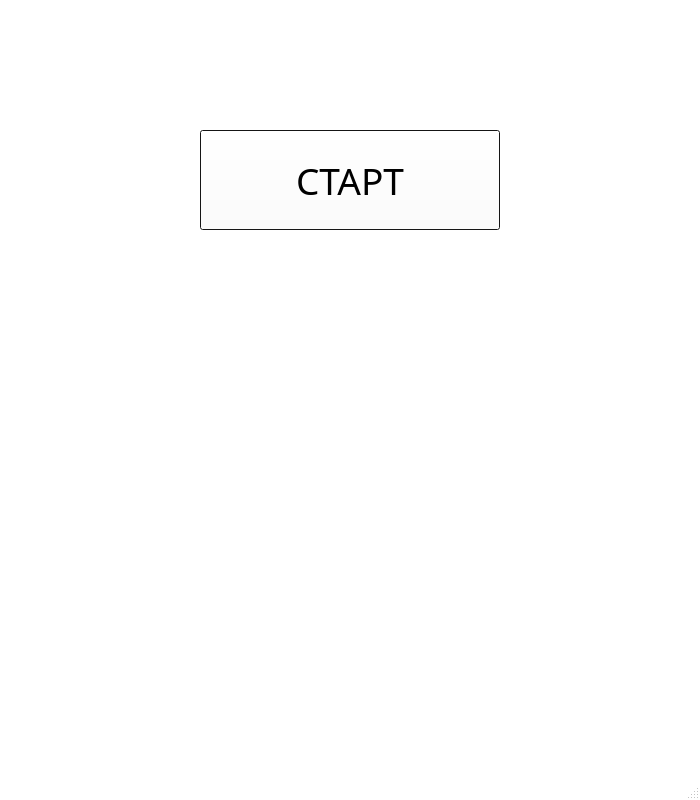
The window that MyTama/tama_guis/Menu.ui (venberrry/MyTamaGame) describes before a commit, drawn with Qt 5.
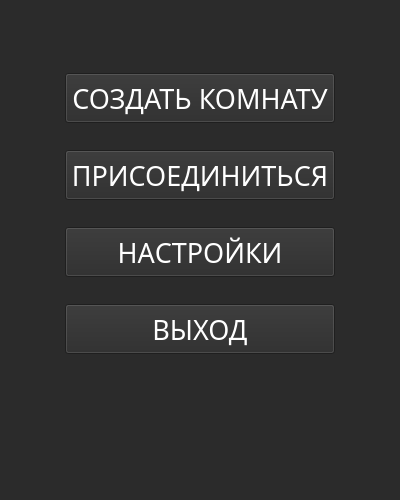
The same window after the commit. Icons and pictures are not drawn.

Diff of the .ui file:
```diff
--- a/MyTama/tama_guis/Menu.ui
+++ b/MyTama/tama_guis/Menu.ui
@@ -6,8 +6,8 @@
    <rect>
     <x>0</x>
     <y>0</y>
-    <width>700</width>
-    <height>800</height>
+    <width>400</width>
+    <height>500</height>
    </rect>
   </property>
   <property name="sizePolicy">
@@ -18,14 +18,14 @@
   </property>
   <property name="minimumSize">
    <size>
-    <width>700</width>
-    <height>800</height>
+    <width>400</width>
+    <height>500</height>
    </size>
   </property>
   <property name="maximumSize">
    <size>
-    <width>700</width>
-    <height>800</height>
+    <width>400</width>
+    <height>500</height>
    </size>
   </property>
   <property name="palette">
@@ -43,9 +43,9 @@
      <colorrole role="Button">
       <brush brushstyle="SolidPattern">
        <color alpha="255">
-        <red>255</red>
-        <green>255</green>
-        <blue>255</blue>
+        <red>43</red>
+        <green>43</green>
+        <blue>43</blue>
        </color>
       </brush>
      </colorrole>
@@ -115,18 +115,18 @@
      <colorrole role="Base">
       <brush brushstyle="SolidPattern">
        <color alpha="255">
-        <red>255</red>
-        <green>255</green>
-        <blue>255</blue>
+        <red>43</red>
+        <green>43</green>
+        <blue>43</blue>
        </color>
       </brush>
      </colorrole>
      <colorrole role="Window">
       <brush brushstyle="SolidPattern">
        <color alpha="255">
-        <red>255</red>
-        <green>255</green>
-        <blue>255</blue>
+        <red>43</red>
+        <green>43</green>
+        <blue>43</blue>
        </color>
       </brush>
      </colorrole>
@@ -180,9 +180,9 @@
      <colorrole role="Button">
       <brush brushstyle="SolidPattern">
        <color alpha="255">
-        <red>255</red>
-        <green>255</green>
-        <blue>255</blue>
+        <red>43</red>
+        <green>43</green>
+        <blue>43</blue>
        </color>
       </brush>
      </colorrole>
@@ -252,18 +252,18 @@
      <colorrole role="Base">
       <brush brushstyle="SolidPattern">
        <color alpha="255">
-        <red>255</red>
-        <green>255</green>
-        <blue>255</blue>
+        <red>43</red>
+        <green>43</green>
+        <blue>43</blue>
        </color>
       </brush>
      </colorrole>
      <colorrole role="Window">
       <brush brushstyle="SolidPattern">
        <color alpha="255">
-        <red>255</red>
-        <green>255</green>
-        <blue>255</blue>
+        <red>43</red>
+        <green>43</green>
+        <blue>43</blue>
        </color>
       </brush>
      </colorrole>
@@ -317,9 +317,9 @@
      <colorrole role="Button">
       <brush brushstyle="SolidPattern">
        <color alpha="255">
-        <red>255</red>
-        <green>255</green>
-        <blue>255</blue>
+        <red>43</red>
+        <green>43</green>
+        <blue>43</blue>
        </color>
       </brush>
      </colorrole>
@@ -389,18 +389,18 @@
      <colorrole role="Base">
       <brush brushstyle="SolidPattern">
        <color alpha="255">
-        <red>255</red>
-        <green>255</green>
-        <blue>255</blue>
+        <red>43</red>
+        <green>43</green>
+        <blue>43</blue>
        </color>
       </brush>
      </colorrole>
      <colorrole role="Window">
       <brush brushstyle="SolidPattern">
        <color alpha="255">
-        <red>255</red>
-        <green>255</green>
-        <blue>255</blue>
+        <red>43</red>
+        <green>43</green>
+        <blue>43</blue>
        </color>
       </brush>
      </colorrole>
@@ -463,194 +463,993 @@
     <normaloff>../../мемы/Screenshot_1.png</normaloff>../../мемы/Screenshot_1.png</iconset>
   </property>
   <property name="autoFillBackground">
-   <bool>false</bool>
+   <bool>true</bool>
+  </property>
+  <property name="styleSheet">
+   <string notr="true">background-color: #2b2b2b;</string>
   </property>
   <property name="tabShape">
    <enum>QTabWidget::Rounded</enum>
   </property>
   <widget class="QWidget" name="centralwidget">
+   <property name="sizePolicy">
+    <sizepolicy hsizetype="Fixed" vsizetype="Fixed">
+     <horstretch>0</horstretch>
+     <verstretch>0</verstretch>
+    </sizepolicy>
+   </property>
    <property name="minimumSize">
     <size>
-     <width>700</width>
-     <height>800</height>
+     <width>400</width>
+     <height>500</height>
     </size>
    </property>
    <property name="maximumSize">
     <size>
-     <width>700</width>
-     <height>800</height>
+     <width>400</width>
+     <height>500</height>
     </size>
    </property>
-   <property name="palette">
-    <palette>
-     <active>
-      <colorrole role="Base">
-       <brush brushstyle="SolidPattern">
-        <color alpha="255">
-         <red>255</red>
-         <green>255</green>
-         <blue>255</blue>
-        </color>
-       </brush>
-      </colorrole>
-      <colorrole role="Window">
-       <brush brushstyle="SolidPattern">
-        <color alpha="255">
-         <red>30</red>
-         <green>30</green>
-         <blue>30</blue>
-        </color>
-       </brush>
-      </colorrole>
-     </active>
-     <inactive>
-      <colorrole role="Base">
-       <brush brushstyle="SolidPattern">
-        <color alpha="255">
-         <red>255</red>
-         <green>255</green>
-         <blue>255</blue>
-        </color>
-       </brush>
-      </colorrole>
-      <colorrole role="Window">
-       <brush brushstyle="SolidPattern">
-        <color alpha="255">
-         <red>30</red>
-         <green>30</green>
-         <blue>30</blue>
-        </color>
-       </brush>
-      </colorrole>
-     </inactive>
-     <disabled>
-      <colorrole role="Base">
-       <brush brushstyle="SolidPattern">
-        <color alpha="255">
-         <red>30</red>
-         <green>30</green>
-         <blue>30</blue>
-        </color>
-       </brush>
-      </colorrole>
-      <colorrole role="Window">
-       <brush brushstyle="SolidPattern">
-        <color alpha="255">
-         <red>30</red>
-         <green>30</green>
-         <blue>30</blue>
-        </color>
-       </brush>
-      </colorrole>
-     </disabled>
-    </palette>
+   <property name="sizeIncrement">
+    <size>
+     <width>0</width>
+     <height>0</height>
+    </size>
    </property>
-   <widget class="QPushButton" name="pushButton">
+   <property name="autoFillBackground">
+    <bool>false</bool>
+   </property>
+   <property name="styleSheet">
+    <string notr="true">QWidget {
+    background-color: #2b2b2b;
+}
+QPushButton {
+	color: white;
+}
+</string>
+   </property>
+   <widget class="QWidget" name="gridLayoutWidget">
     <property name="geometry">
      <rect>
-      <x>200</x>
-      <y>130</y>
-      <width>300</width>
-      <height>100</height>
+      <x>0</x>
+      <y>50</y>
+      <width>401</width>
+      <height>331</height>
      </rect>
     </property>
-    <property name="sizePolicy">
-     <sizepolicy hsizetype="Fixed" vsizetype="Fixed">
-      <horstretch>1</horstretch>
-      <verstretch>0</verstretch>
-     </sizepolicy>
-    </property>
-    <property name="minimumSize">
-     <size>
-      <width>300</width>
-      <height>100</height>
-     </size>
-    </property>
-    <property name="maximumSize">
-     <size>
-      <width>300</width>
-      <height>100</height>
-     </size>
-    </property>
-    <property name="palette">
-     <palette>
-      <active>
-       <colorrole role="Button">
-        <brush brushstyle="SolidPattern">
-         <color alpha="255">
-          <red>255</red>
-          <green>255</green>
-          <blue>255</blue>
-         </color>
-        </brush>
-       </colorrole>
-       <colorrole role="Mid">
-        <brush brushstyle="SolidPattern">
-         <color alpha="255">
-          <red>181</red>
-          <green>181</green>
-          <blue>181</blue>
-         </color>
-        </brush>
-       </colorrole>
-      </active>
-      <inactive>
-       <colorrole role="Button">
-        <brush brushstyle="SolidPattern">
-         <color alpha="255">
-          <red>255</red>
-          <green>255</green>
-          <blue>255</blue>
-         </color>
-        </brush>
-       </colorrole>
-       <colorrole role="Mid">
-        <brush brushstyle="SolidPattern">
-         <color alpha="255">
-          <red>181</red>
-          <green>181</green>
-          <blue>181</blue>
-         </color>
-        </brush>
-       </colorrole>
-      </inactive>
-      <disabled>
-       <colorrole role="Button">
-        <brush brushstyle="SolidPattern">
-         <color alpha="255">
-          <red>255</red>
-          <green>255</green>
-          <blue>255</blue>
-         </color>
-        </brush>
-       </colorrole>
-       <colorrole role="Mid">
-        <brush brushstyle="SolidPattern">
-         <color alpha="255">
-          <red>181</red>
-          <green>181</green>
-          <blue>181</blue>
-         </color>
-        </brush>
-       </colorrole>
-      </disabled>
-     </palette>
-    </property>
-    <property name="font">
-     <font>
-      <family>Franklin Gothic Demi</family>
-      <pointsize>28</pointsize>
-     </font>
-    </property>
-    <property name="cursor">
-     <cursorShape>PointingHandCursor</cursorShape>
-    </property>
-    <property name="text">
-     <string>СТАРТ</string>
-    </property>
+    <layout class="QGridLayout" name="MenuGridLayout">
+     <property name="verticalSpacing">
+      <number>4</number>
+     </property>
+     <item row="5" column="0">
+      <widget class="QPushButton" name="exitBTN">
+       <property name="sizePolicy">
+        <sizepolicy hsizetype="Fixed" vsizetype="Fixed">
+         <horstretch>1</horstretch>
+         <verstretch>0</verstretch>
+        </sizepolicy>
+       </property>
+       <property name="minimumSize">
+        <size>
+         <width>270</width>
+         <height>50</height>
+        </size>
+       </property>
+       <property name="maximumSize">
+        <size>
+         <width>270</width>
+         <height>50</height>
+        </size>
+       </property>
+       <property name="palette">
+        <palette>
+         <active>
+          <colorrole role="WindowText">
+           <brush brushstyle="SolidPattern">
+            <color alpha="255">
+             <red>255</red>
+             <green>255</green>
+             <blue>255</blue>
+            </color>
+           </brush>
+          </colorrole>
+          <colorrole role="Button">
+           <brush brushstyle="SolidPattern">
+            <color alpha="255">
+             <red>43</red>
+             <green>43</green>
+             <blue>43</blue>
+            </color>
+           </brush>
+          </colorrole>
+          <colorrole role="Mid">
+           <brush brushstyle="SolidPattern">
+            <color alpha="255">
+             <red>181</red>
+             <green>181</green>
+             <blue>181</blue>
+            </color>
+           </brush>
+          </colorrole>
+          <colorrole role="Text">
+           <brush brushstyle="SolidPattern">
+            <color alpha="255">
+             <red>255</red>
+             <green>255</green>
+             <blue>255</blue>
+            </color>
+           </brush>
+          </colorrole>
+          <colorrole role="ButtonText">
+           <brush brushstyle="SolidPattern">
+            <color alpha="255">
+             <red>255</red>
+             <green>255</green>
+             <blue>255</blue>
+            </color>
+           </brush>
+          </colorrole>
+          <colorrole role="Base">
+           <brush brushstyle="SolidPattern">
+            <color alpha="255">
+             <red>43</red>
+             <green>43</green>
+             <blue>43</blue>
+            </color>
+           </brush>
+          </colorrole>
+          <colorrole role="Window">
+           <brush brushstyle="SolidPattern">
+            <color alpha="255">
+             <red>43</red>
+             <green>43</green>
+             <blue>43</blue>
+            </color>
+           </brush>
+          </colorrole>
+         </active>
+         <inactive>
+          <colorrole role="WindowText">
+           <brush brushstyle="SolidPattern">
+            <color alpha="255">
+             <red>255</red>
+             <green>255</green>
+             <blue>255</blue>
+            </color>
+           </brush>
+          </colorrole>
+          <colorrole role="Button">
+           <brush brushstyle="SolidPattern">
+            <color alpha="255">
+             <red>43</red>
+             <green>43</green>
+             <blue>43</blue>
+            </color>
+           </brush>
+          </colorrole>
+          <colorrole role="Mid">
+           <brush brushstyle="SolidPattern">
+            <color alpha="255">
+             <red>181</red>
+             <green>181</green>
+             <blue>181</blue>
+            </color>
+           </brush>
+          </colorrole>
+          <colorrole role="Text">
+           <brush brushstyle="SolidPattern">
+            <color alpha="255">
+             <red>255</red>
+             <green>255</green>
+             <blue>255</blue>
+            </color>
+           </brush>
+          </colorrole>
+          <colorrole role="ButtonText">
+           <brush brushstyle="SolidPattern">
+            <color alpha="255">
+             <red>255</red>
+             <green>255</green>
+             <blue>255</blue>
+            </color>
+           </brush>
+          </colorrole>
+          <colorrole role="Base">
+           <brush brushstyle="SolidPattern">
+            <color alpha="255">
+             <red>43</red>
+             <green>43</green>
+             <blue>43</blue>
+            </color>
+           </brush>
+          </colorrole>
+          <colorrole role="Window">
+           <brush brushstyle="SolidPattern">
+            <color alpha="255">
+             <red>43</red>
+             <green>43</green>
+             <blue>43</blue>
+            </color>
+           </brush>
+          </colorrole>
+         </inactive>
+         <disabled>
+          <colorrole role="WindowText">
+           <brush brushstyle="SolidPattern">
+            <color alpha="255">
+             <red>255</red>
+             <green>255</green>
+             <blue>255</blue>
+            </color>
+           </brush>
+          </colorrole>
+          <colorrole role="Button">
+           <brush brushstyle="SolidPattern">
+            <color alpha="255">
+             <red>43</red>
+             <green>43</green>
+             <blue>43</blue>
+            </color>
+           </brush>
+          </colorrole>
+          <colorrole role="Mid">
+           <brush brushstyle="SolidPattern">
+            <color alpha="255">
+             <red>181</red>
+             <green>181</green>
+             <blue>181</blue>
+            </color>
+           </brush>
+          </colorrole>
+          <colorrole role="Text">
+           <brush brushstyle="SolidPattern">
+            <color alpha="255">
+             <red>255</red>
+             <green>255</green>
+             <blue>255</blue>
+            </color>
+           </brush>
+          </colorrole>
+          <colorrole role="ButtonText">
+           <brush brushstyle="SolidPattern">
+            <color alpha="255">
+             <red>255</red>
+             <green>255</green>
+             <blue>255</blue>
+            </color>
+           </brush>
+          </colorrole>
+          <colorrole role="Base">
+           <brush brushstyle="SolidPattern">
+            <color alpha="255">
+             <red>43</red>
+             <green>43</green>
+             <blue>43</blue>
+            </color>
+           </brush>
+          </colorrole>
+          <colorrole role="Window">
+           <brush brushstyle="SolidPattern">
+            <color alpha="255">
+             <red>43</red>
+             <green>43</green>
+             <blue>43</blue>
+            </color>
+           </brush>
+          </colorrole>
+         </disabled>
+        </palette>
+       </property>
+       <property name="font">
+        <font>
+         <family>Franklin Gothic Demi</family>
+         <pointsize>20</pointsize>
+        </font>
+       </property>
+       <property name="cursor">
+        <cursorShape>PointingHandCursor</cursorShape>
+       </property>
+       <property name="text">
+        <string>НАСТРОЙКИ</string>
+       </property>
+      </widget>
+     </item>
+     <item row="6" column="0">
+      <widget class="QPushButton" name="pushButton_4">
+       <property name="sizePolicy">
+        <sizepolicy hsizetype="Fixed" vsizetype="Fixed">
+         <horstretch>1</horstretch>
+         <verstretch>0</verstretch>
+        </sizepolicy>
+       </property>
+       <property name="minimumSize">
+        <size>
+         <width>270</width>
+         <height>50</height>
+        </size>
+       </property>
+       <property name="maximumSize">
+        <size>
+         <width>270</width>
+         <height>50</height>
+        </size>
+       </property>
+       <property name="palette">
+        <palette>
+         <active>
+          <colorrole role="WindowText">
+           <brush brushstyle="SolidPattern">
+            <color alpha="255">
+             <red>255</red>
+             <green>255</green>
+             <blue>255</blue>
+            </color>
+           </brush>
+          </colorrole>
+          <colorrole role="Button">
+           <brush brushstyle="SolidPattern">
+            <color alpha="255">
+             <red>43</red>
+             <green>43</green>
+             <blue>43</blue>
+            </color>
+           </brush>
+          </colorrole>
+          <colorrole role="Mid">
+           <brush brushstyle="SolidPattern">
+            <color alpha="255">
+             <red>181</red>
+             <green>181</green>
+             <blue>181</blue>
+            </color>
+           </brush>
+          </colorrole>
+          <colorrole role="Text">
+           <brush brushstyle="SolidPattern">
+            <color alpha="255">
+             <red>255</red>
+             <green>255</green>
+             <blue>255</blue>
+            </color>
+           </brush>
+          </colorrole>
+          <colorrole role="ButtonText">
+           <brush brushstyle="SolidPattern">
+            <color alpha="255">
+             <red>255</red>
+             <green>255</green>
+             <blue>255</blue>
+            </color>
+           </brush>
+          </colorrole>
+          <colorrole role="Base">
+           <brush brushstyle="SolidPattern">
+            <color alpha="255">
+             <red>43</red>
+             <green>43</green>
+             <blue>43</blue>
+            </color>
+           </brush>
+          </colorrole>
+          <colorrole role="Window">
+           <brush brushstyle="SolidPattern">
+            <color alpha="255">
+             <red>43</red>
+             <green>43</green>
+             <blue>43</blue>
+            </color>
+           </brush>
+          </colorrole>
+         </active>
+         <inactive>
+          <colorrole role="WindowText">
+           <brush brushstyle="SolidPattern">
+            <color alpha="255">
+             <red>255</red>
+             <green>255</green>
+             <blue>255</blue>
+            </color>
+           </brush>
+          </colorrole>
+          <colorrole role="Button">
+           <brush brushstyle="SolidPattern">
+            <color alpha="255">
+             <red>43</red>
+             <green>43</green>
+             <blue>43</blue>
+            </color>
+           </brush>
+          </colorrole>
+          <colorrole role="Mid">
+           <brush brushstyle="SolidPattern">
+            <color alpha="255">
+             <red>181</red>
+             <green>181</green>
+             <blue>181</blue>
+            </color>
+           </brush>
+          </colorrole>
+          <colorrole role="Text">
+           <brush brushstyle="SolidPattern">
+            <color alpha="255">
+             <red>255</red>
+             <green>255</green>
+             <blue>255</blue>
+            </color>
+           </brush>
+          </colorrole>
+          <colorrole role="ButtonText">
+           <brush brushstyle="SolidPattern">
+            <color alpha="255">
+             <red>255</red>
+             <green>255</green>
+             <blue>255</blue>
+            </color>
+           </brush>
+          </colorrole>
+          <colorrole role="Base">
+           <brush brushstyle="SolidPattern">
+            <color alpha="255">
+             <red>43</red>
+             <green>43</green>
+             <blue>43</blue>
+            </color>
+           </brush>
+          </colorrole>
+          <colorrole role="Window">
+           <brush brushstyle="SolidPattern">
+            <color alpha="255">
+             <red>43</red>
+             <green>43</green>
+             <blue>43</blue>
+            </color>
+           </brush>
+          </colorrole>
+         </inactive>
+         <disabled>
+          <colorrole role="WindowText">
+           <brush brushstyle="SolidPattern">
+            <color alpha="255">
+             <red>255</red>
+             <green>255</green>
+             <blue>255</blue>
+            </color>
+           </brush>
+          </colorrole>
+          <colorrole role="Button">
+           <brush brushstyle="SolidPattern">
+            <color alpha="255">
+             <red>43</red>
+             <green>43</green>
+             <blue>43</blue>
+            </color>
+           </brush>
+          </colorrole>
+          <colorrole role="Mid">
+           <brush brushstyle="SolidPattern">
+            <color alpha="255">
+             <red>181</red>
+             <green>181</green>
+             <blue>181</blue>
+            </color>
+           </brush>
+          </colorrole>
+          <colorrole role="Text">
+           <brush brushstyle="SolidPattern">
+            <color alpha="255">
+             <red>255</red>
+             <green>255</green>
+             <blue>255</blue>
+            </color>
+           </brush>
+          </colorrole>
+          <colorrole role="ButtonText">
+           <brush brushstyle="SolidPattern">
+            <color alpha="255">
+             <red>255</red>
+             <green>255</green>
+             <blue>255</blue>
+            </color>
+           </brush>
+          </colorrole>
+          <colorrole role="Base">
+           <brush brushstyle="SolidPattern">
+            <color alpha="255">
+             <red>43</red>
+             <green>43</green>
+             <blue>43</blue>
+            </color>
+           </brush>
+          </colorrole>
+          <colorrole role="Window">
+           <brush brushstyle="SolidPattern">
+            <color alpha="255">
+             <red>43</red>
+             <green>43</green>
+             <blue>43</blue>
+            </color>
+           </brush>
+          </colorrole>
+         </disabled>
+        </palette>
+       </property>
+       <property name="font">
+        <font>
+         <family>Franklin Gothic Demi</family>
+         <pointsize>20</pointsize>
+        </font>
+       </property>
+       <property name="cursor">
+        <cursorShape>PointingHandCursor</cursorShape>
+       </property>
+       <property name="text">
+        <string>ВЫХОД</string>
+       </property>
+      </widget>
+     </item>
+     <item row="2" column="0">
+      <widget class="QPushButton" name="joinRoomBTN">
+       <property name="sizePolicy">
+        <sizepolicy hsizetype="Fixed" vsizetype="Fixed">
+         <horstretch>1</horstretch>
+         <verstretch>0</verstretch>
+        </sizepolicy>
+       </property>
+       <property name="minimumSize">
+        <size>
+         <width>270</width>
+         <height>50</height>
+        </size>
+       </property>
+       <property name="maximumSize">
+        <size>
+         <width>270</width>
+         <height>50</height>
+        </size>
+       </property>
+       <property name="palette">
+        <palette>
+         <active>
+          <colorrole role="WindowText">
+           <brush brushstyle="SolidPattern">
+            <color alpha="255">
+             <red>255</red>
+             <green>255</green>
+             <blue>255</blue>
+            </color>
+           </brush>
+          </colorrole>
+          <colorrole role="Button">
+           <brush brushstyle="SolidPattern">
+            <color alpha="255">
+             <red>43</red>
+             <green>43</green>
+             <blue>43</blue>
+            </color>
+           </brush>
+          </colorrole>
+          <colorrole role="Mid">
+           <brush brushstyle="SolidPattern">
+            <color alpha="255">
+             <red>181</red>
+             <green>181</green>
+             <blue>181</blue>
+            </color>
+           </brush>
+          </colorrole>
+          <colorrole role="Text">
+           <brush brushstyle="SolidPattern">
+            <color alpha="255">
+             <red>255</red>
+             <green>255</green>
+             <blue>255</blue>
+            </color>
+           </brush>
+          </colorrole>
+          <colorrole role="ButtonText">
+           <brush brushstyle="SolidPattern">
+            <color alpha="255">
+             <red>255</red>
+             <green>255</green>
+             <blue>255</blue>
+            </color>
+           </brush>
+          </colorrole>
+          <colorrole role="Base">
+           <brush brushstyle="SolidPattern">
+            <color alpha="255">
+             <red>43</red>
+             <green>43</green>
+             <blue>43</blue>
+            </color>
+           </brush>
+          </colorrole>
+          <colorrole role="Window">
+           <brush brushstyle="SolidPattern">
+            <color alpha="255">
+             <red>43</red>
+             <green>43</green>
+             <blue>43</blue>
+            </color>
+           </brush>
+          </colorrole>
+         </active>
+         <inactive>
+          <colorrole role="WindowText">
+           <brush brushstyle="SolidPattern">
+            <color alpha="255">
+             <red>255</red>
+             <green>255</green>
+             <blue>255</blue>
+            </color>
+           </brush>
+          </colorrole>
+          <colorrole role="Button">
+           <brush brushstyle="SolidPattern">
+            <color alpha="255">
+             <red>43</red>
+             <green>43</green>
+             <blue>43</blue>
+            </color>
+           </brush>
+          </colorrole>
+          <colorrole role="Mid">
+           <brush brushstyle="SolidPattern">
+            <color alpha="255">
+             <red>181</red>
+             <green>181</green>
+             <blue>181</blue>
+            </color>
+           </brush>
+          </colorrole>
+          <colorrole role="Text">
+           <brush brushstyle="SolidPattern">
+            <color alpha="255">
+             <red>255</red>
+             <green>255</green>
+             <blue>255</blue>
+            </color>
+           </brush>
+          </colorrole>
+          <colorrole role="ButtonText">
+           <brush brushstyle="SolidPattern">
+            <color alpha="255">
+             <red>255</red>
+             <green>255</green>
+             <blue>255</blue>
+            </color>
+           </brush>
+          </colorrole>
+          <colorrole role="Base">
+           <brush brushstyle="SolidPattern">
+            <color alpha="255">
+             <red>43</red>
+             <green>43</green>
+             <blue>43</blue>
+            </color>
+           </brush>
+          </colorrole>
+          <colorrole role="Window">
+           <brush brushstyle="SolidPattern">
+            <color alpha="255">
+             <red>43</red>
+             <green>43</green>
+             <blue>43</blue>
+            </color>
+           </brush>
+          </colorrole>
+         </inactive>
+         <disabled>
+          <colorrole role="WindowText">
+           <brush brushstyle="SolidPattern">
+            <color alpha="255">
+             <red>255</red>
+             <green>255</green>
+             <blue>255</blue>
+            </color>
+           </brush>
+          </colorrole>
+          <colorrole role="Button">
+           <brush brushstyle="SolidPattern">
+            <color alpha="255">
+             <red>43</red>
+             <green>43</green>
+             <blue>43</blue>
+            </color>
+           </brush>
+          </colorrole>
+          <colorrole role="Mid">
+           <brush brushstyle="SolidPattern">
+            <color alpha="255">
+             <red>181</red>
+             <green>181</green>
+             <blue>181</blue>
+            </color>
+           </brush>
+          </colorrole>
+          <colorrole role="Text">
+           <brush brushstyle="SolidPattern">
+            <color alpha="255">
+             <red>255</red>
+             <green>255</green>
+             <blue>255</blue>
+            </color>
+           </brush>
+          </colorrole>
+          <colorrole role="ButtonText">
+           <brush brushstyle="SolidPattern">
+            <color alpha="255">
+             <red>255</red>
+             <green>255</green>
+             <blue>255</blue>
+            </color>
+           </brush>
+          </colorrole>
+          <colorrole role="Base">
+           <brush brushstyle="SolidPattern">
+            <color alpha="255">
+             <red>43</red>
+             <green>43</green>
+             <blue>43</blue>
+            </color>
+           </brush>
+          </colorrole>
+          <colorrole role="Window">
+           <brush brushstyle="SolidPattern">
+            <color alpha="255">
+             <red>43</red>
+             <green>43</green>
+             <blue>43</blue>
+            </color>
+           </brush>
+          </colorrole>
+         </disabled>
+        </palette>
+       </property>
+       <property name="font">
+        <font>
+         <family>Franklin Gothic Demi</family>
+         <pointsize>20</pointsize>
+        </font>
+       </property>
+       <property name="cursor">
+        <cursorShape>PointingHandCursor</cursorShape>
+       </property>
+       <property name="text">
+        <string>ПРИСОЕДИНИТЬСЯ</string>
+       </property>
+      </widget>
+     </item>
+     <item row="1" column="0">
+      <widget class="QPushButton" name="createRoomBTN">
+       <property name="sizePolicy">
+        <sizepolicy hsizetype="Fixed" vsizetype="Fixed">
+         <horstretch>1</horstretch>
+         <verstretch>0</verstretch>
+        </sizepolicy>
+       </property>
+       <property name="minimumSize">
+        <size>
+         <width>270</width>
+         <height>50</height>
+        </size>
+       </property>
+       <property name="palette">
+        <palette>
+         <active>
+          <colorrole role="WindowText">
+           <brush brushstyle="SolidPattern">
+            <color alpha="255">
+             <red>255</red>
+             <green>255</green>
+             <blue>255</blue>
+            </color>
+           </brush>
+          </colorrole>
+          <colorrole role="Button">
+           <brush brushstyle="SolidPattern">
+            <color alpha="255">
+             <red>43</red>
+             <green>43</green>
+             <blue>43</blue>
+            </color>
+           </brush>
+          </colorrole>
+          <colorrole role="Mid">
+           <brush brushstyle="SolidPattern">
+            <color alpha="255">
+             <red>181</red>
+             <green>181</green>
+             <blue>181</blue>
+            </color>
+           </brush>
+          </colorrole>
+          <colorrole role="Text">
+           <brush brushstyle="SolidPattern">
+            <color alpha="255">
+             <red>255</red>
+             <green>255</green>
+             <blue>255</blue>
+            </color>
+           </brush>
+          </colorrole>
+          <colorrole role="ButtonText">
+           <brush brushstyle="SolidPattern">
+            <color alpha="255">
+             <red>255</red>
+             <green>255</green>
+             <blue>255</blue>
+            </color>
+           </brush>
+          </colorrole>
+          <colorrole role="Base">
+           <brush brushstyle="SolidPattern">
+            <color alpha="255">
+             <red>43</red>
+             <green>43</green>
+             <blue>43</blue>
+            </color>
+           </brush>
+          </colorrole>
+          <colorrole role="Window">
+           <brush brushstyle="SolidPattern">
+            <color alpha="255">
+             <red>43</red>
+             <green>43</green>
+             <blue>43</blue>
+            </color>
+           </brush>
+          </colorrole>
+         </active>
+         <inactive>
+          <colorrole role="WindowText">
+           <brush brushstyle="SolidPattern">
+            <color alpha="255">
+             <red>255</red>
+             <green>255</green>
+             <blue>255</blue>
+            </color>
+           </brush>
+          </colorrole>
+          <colorrole role="Button">
+           <brush brushstyle="SolidPattern">
+            <color alpha="255">
+             <red>43</red>
+             <green>43</green>
+             <blue>43</blue>
+            </color>
+           </brush>
+          </colorrole>
+          <colorrole role="Mid">
+           <brush brushstyle="SolidPattern">
+            <color alpha="255">
+             <red>181</red>
+             <green>181</green>
+             <blue>181</blue>
+            </color>
+           </brush>
+          </colorrole>
+          <colorrole role="Text">
+           <brush brushstyle="SolidPattern">
+            <color alpha="255">
+             <red>255</red>
+             <green>255</green>
+             <blue>255</blue>
+            </color>
+           </brush>
+          </colorrole>
+          <colorrole role="ButtonText">
+           <brush brushstyle="SolidPattern">
+            <color alpha="255">
+             <red>255</red>
+             <green>255</green>
+             <blue>255</blue>
+            </color>
+           </brush>
+          </colorrole>
+          <colorrole role="Base">
+           <brush brushstyle="SolidPattern">
+            <color alpha="255">
+             <red>43</red>
+             <green>43</green>
+             <blue>43</blue>
+            </color>
+           </brush>
+          </colorrole>
+          <colorrole role="Window">
+           <brush brushstyle="SolidPattern">
+            <color alpha="255">
+             <red>43</red>
+             <green>43</green>
+             <blue>43</blue>
+            </color>
+           </brush>
+          </colorrole>
+         </inactive>
+         <disabled>
+          <colorrole role="WindowText">
+           <brush brushstyle="SolidPattern">
+            <color alpha="255">
+             <red>255</red>
+             <green>255</green>
+             <blue>255</blue>
+            </color>
+           </brush>
+          </colorrole>
+          <colorrole role="Button">
+           <brush brushstyle="SolidPattern">
+            <color alpha="255">
+             <red>43</red>
+             <green>43</green>
+             <blue>43</blue>
+            </color>
+           </brush>
+          </colorrole>
+          <colorrole role="Mid">
+           <brush brushstyle="SolidPattern">
+            <color alpha="255">
+             <red>181</red>
+             <green>181</green>
+             <blue>181</blue>
+            </color>
+           </brush>
+          </colorrole>
+          <colorrole role="Text">
+           <brush brushstyle="SolidPattern">
+            <color alpha="255">
+             <red>255</red>
+             <green>255</green>
+             <blue>255</blue>
+            </color>
+           </brush>
+          </colorrole>
+          <colorrole role="ButtonText">
+           <brush brushstyle="SolidPattern">
+            <color alpha="255">
+             <red>255</red>
+             <green>255</green>
+             <blue>255</blue>
+            </color>
+           </brush>
+          </colorrole>
+          <colorrole role="Base">
+           <brush brushstyle="SolidPattern">
+            <color alpha="255">
+             <red>43</red>
+             <green>43</green>
+             <blue>43</blue>
+            </color>
+           </brush>
+          </colorrole>
+          <colorrole role="Window">
+           <brush brushstyle="SolidPattern">
+            <color alpha="255">
+             <red>43</red>
+             <green>43</green>
+             <blue>43</blue>
+            </color>
+           </brush>
+          </colorrole>
+         </disabled>
+        </palette>
+       </property>
+       <property name="font">
+        <font>
+         <family>Franklin Gothic Demi</family>
+         <pointsize>20</pointsize>
+        </font>
+       </property>
+       <property name="cursor">
+        <cursorShape>PointingHandCursor</cursorShape>
+       </property>
+       <property name="text">
+        <string>СОЗДАТЬ КОМНАТУ</string>
+       </property>
+      </widget>
+     </item>
+    </layout>
    </widget>
   </widget>
-  <widget class="QStatusBar" name="statusbar"/>
  </widget>
  <resources/>
  <connections/>
```
Left out of the diff: 4 changed lines with no effect on the pictures.
